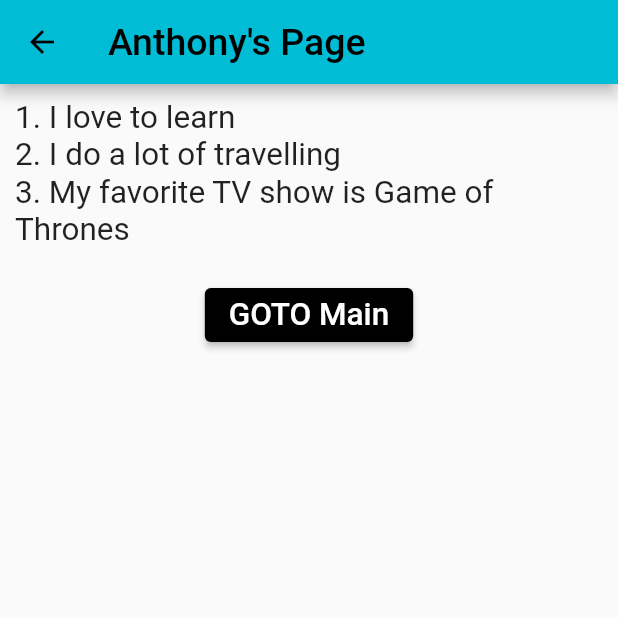
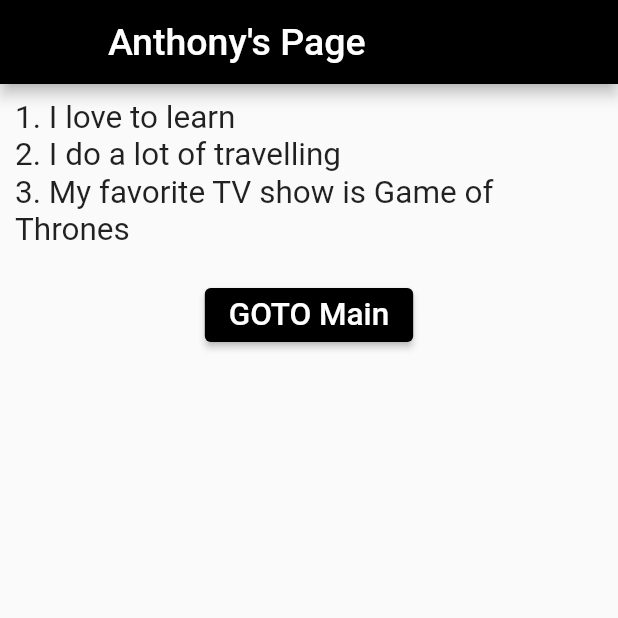
Before and after one commit to shaolin-diamonds/Group1_A3, a Flutter app: the anthonyspage screen opened directly, on a phone screen of 412 x 824 dp, the top half of it. Run offline on Flutter 3.47's test engine with Material 2 defaults, Android fonts, the phone set to English and light mode, and no system bars.

Commit message:
Update anthonyspage.dart

```diff
--- a/lib/anthonysfolder/anthonyspage.dart
+++ b/lib/anthonysfolder/anthonyspage.dart
@@ -17,7 +17,9 @@ class anthonyspage extends StatelessWidget {
   Widget build(BuildContext context) {
     return Scaffold(
       appBar: AppBar(
-        title: const Text('Anthony\'s Page', style: TextStyle(fontSize: 25)),
+        backgroundColor: Colors.black,
+        title: const Text('Anthony\'s Page',
+            style: TextStyle(fontSize: 25, color: Colors.white)),
       ),
       body: Center(
         child: Column(
```
